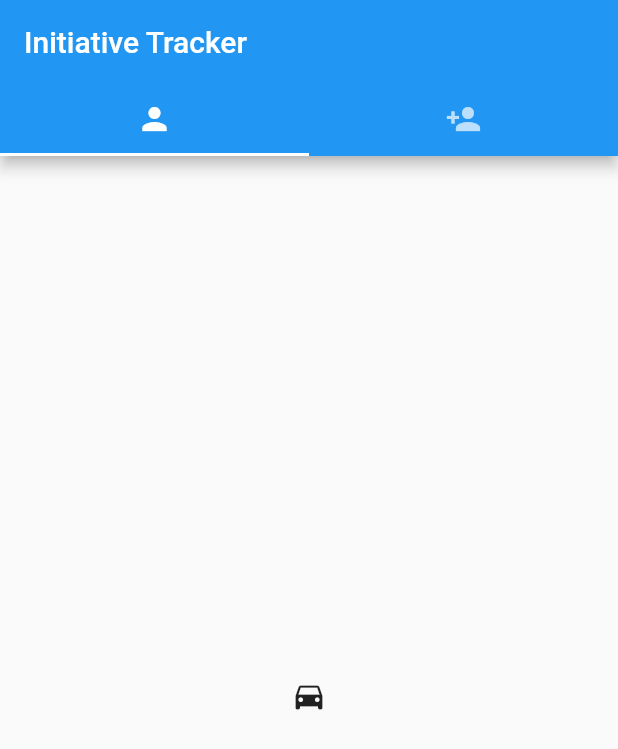
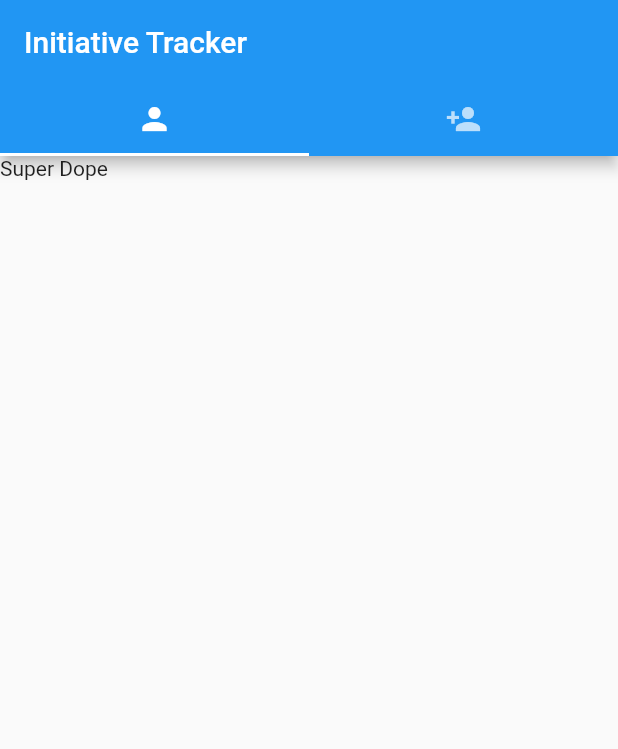
Before and after one commit to tsonnen/InitiativeTracker, a Flutter app: the screen it shows after launch, on a phone screen of 412 x 824 dp. Shown: the top 749 px of the screen. Run offline on Flutter 3.47's test engine with Material 2 defaults, Android fonts, the phone set to English and light mode, and no system bars.

```diff
--- a/lib/main.dart
+++ b/lib/main.dart
@@ -12,7 +12,7 @@ class MyApp extends StatelessWidget {
   Widget build(BuildContext context) {
     return MaterialApp(
       home: DefaultTabController(
-        length: 3,
+        length: 2,
         child: Scaffold(
           appBar: AppBar(
             bottom: TabBar(
@@ -25,12 +25,54 @@ class MyApp extends StatelessWidget {
           ),
           body: TabBarView(
             children: [
-              Icon(Icons.directions_car),
-              Icon(Icons.directions_transit),
+              showCharacters(),
+              addCharacter(),
             ],
           ),
         ),
       ),
     );
   }
+
+  // TODO: Implement showing the character
+  Widget showCharacters(){
+    return Scaffold(
+      body: Text("Super Dope"),
+    );
+  }
+
+  //TODO: Implement adding a charcter
+  Widget addCharacter(){
+    return Scaffold(
+      body: Text("Super Dope"),
+    );
+  }
 }
+
+class ShowActorsWidget extends StatefulWidget{
+  @override
+  ShowActorsApp createState () => new ShowActorsApp();
+}
+
+class ShowActorsApp extends State<ShowActorsWidget>{
+  int counter = 0;
+  bool cboxValue = false;
+
+  @override
+  Widget build(BuildContext ctxt) {
+    return new Column(
+      children: <Widget>[
+          new Text("count = $counter"),
+          new Checkbox(
+              value: cboxValue,
+              onChanged: (bool newValue) {
+                setState((){
+                  cboxValue = newValue;
+                  counter++;
+                });
+              }
+          )
+      ],
+    );
+  }
+}
```
